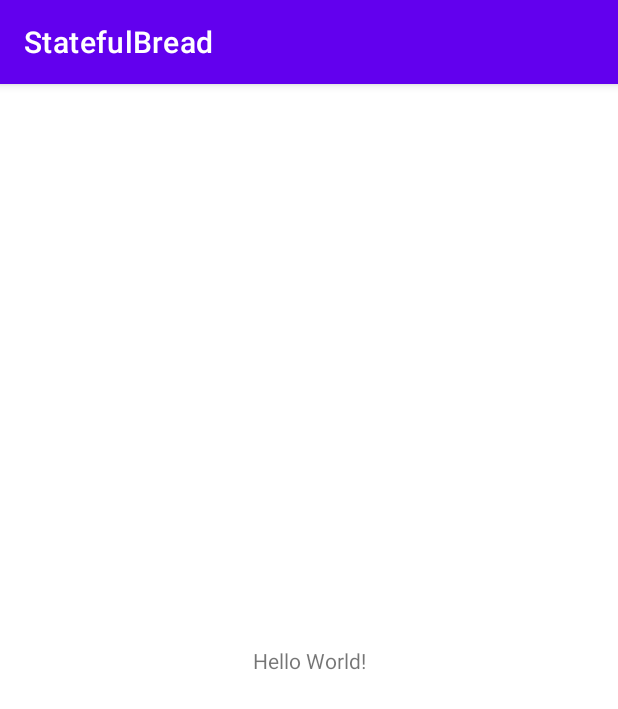
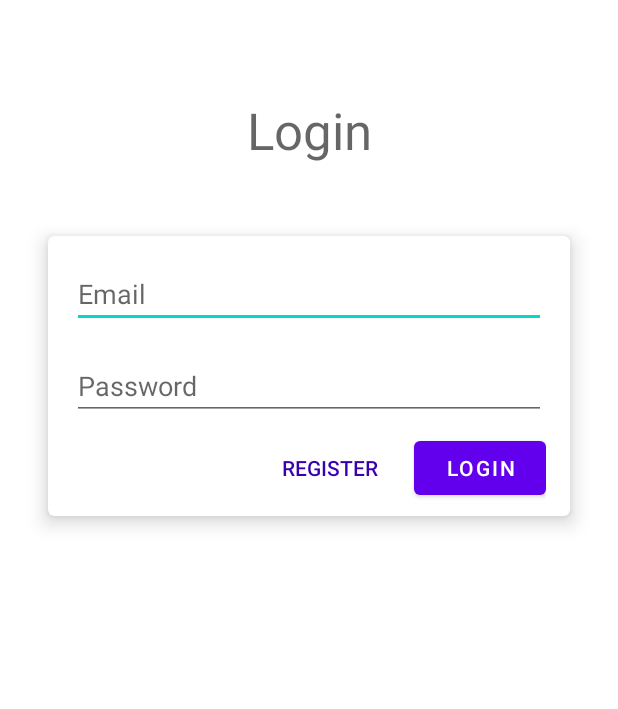
Before and after one commit to Matthew-Shannon/StatefulBread, an Android app: the screen it shows after launch (MainActivity before the commit, Login after it), on a phone screen of 412 x 824 dp. Shown: the top 709 px of the screen. Run offline under Robolectric (Android 15) with nearby library versions, the phone set to English and light mode, and no system bars.

Commit message:
Added splash, register, login, settings, and home activites

```diff
--- a/app/build.gradle
+++ b/app/build.gradle
@@ -9,12 +9,16 @@ android {
 
     defaultConfig {
         applicationId "com.matthew.statefulbread"
-        minSdkVersion 16
+        minSdkVersion 21
         targetSdkVersion 31
         versionCode 1
         versionName "1.0"
 
         testInstrumentationRunner "androidx.test.runner.AndroidJUnitRunner"
+    }
+
+    buildFeatures {
+        viewBinding true
     }
 
     buildTypes {
--- /dev/null
+++ b/app/src/main/java/com/matthew/statefulbread/App.kt
@@ -0,0 +1,27 @@
+package com.matthew.statefulbread;
+
+import android.app.Application;
+import android.content.Context
+import android.util.Log;
+import com.matthew.statefulbread.service.IPrefs
+import com.matthew.statefulbread.service.Prefs
+
+
+class App : Application() {
+
+    lateinit var prefs: IPrefs
+
+    @Override
+    override fun onCreate() {
+        super.onCreate()
+        Log.d(TAG, "onCreate")
+        prefs = Prefs.def(this)
+    }
+
+    companion object {
+        fun castToApp(context: Context): App {
+            return context.applicationContext as App
+        }
+    }
+
+}
--- /dev/null
+++ b/app/src/main/java/com/matthew/statefulbread/Extensions.kt
@@ -0,0 +1,14 @@
+package com.matthew.statefulbread
+
+import android.app.Activity
+import android.content.Context
+import android.view.View
+import android.view.inputmethod.InputMethodManager
+
+val Any.TAG: String
+    get() = "ASDF ${javaClass.simpleName}"
+        .let { if (it.length <= 23) it else it.substring(0, 23) }
+
+fun Context.hideKeyboard(view: View) =
+    (getSystemService(Activity.INPUT_METHOD_SERVICE) as InputMethodManager)
+        .hideSoftInputFromWindow(view.windowToken, 0)
--- a/app/src/main/java/com/matthew/statefulbread/MainActivity.kt
+++ /dev/null
@@ -1,11 +0,0 @@
-package com.matthew.statefulbread
-
-import androidx.appcompat.app.AppCompatActivity
-import android.os.Bundle
-
-class MainActivity : AppCompatActivity() {
-    override fun onCreate(savedInstanceState: Bundle?) {
-        super.onCreate(savedInstanceState)
-        setContentView(R.layout.activity_main)
-    }
-}
--- /dev/null
+++ b/app/src/main/java/com/matthew/statefulbread/service/Prefs.kt
@@ -0,0 +1,40 @@
+package com.matthew.statefulbread.service
+
+import android.content.Context
+import android.content.SharedPreferences
+
+
+interface IPrefs {
+
+    fun getString(key: String): String
+    fun setString(key: String, value: String)
+
+    fun getBoolean(key: String): Boolean
+    fun setBoolean(key: String, value: Boolean)
+
+    fun getInt(key: String): Int
+    fun setInt(key: String, value: Int)
+
+    fun clear()
+}
+
+class Prefs(val sharedPrefs: SharedPreferences) : IPrefs {
+
+    override fun getString(key: String): String = sharedPrefs.getString(key, "") ?: ""
+    override fun setString(key: String, value: String) = sharedPrefs.edit().putString(key, value).apply()
+
+    override fun getBoolean(key: String): Boolean = sharedPrefs.getBoolean(key, false)
+    override fun setBoolean(key: String, value: Boolean) = sharedPrefs.edit().putBoolean(key, value).apply()
+
+    override fun getInt(key: String): Int = sharedPrefs.getInt(key, 0)
+    override fun setInt(key: String, value: Int) = sharedPrefs.edit().putInt(key, value).apply()
+
+    override fun clear() = sharedPrefs.edit().clear().apply()
+
+    companion object {
+        fun def(context: Context): IPrefs {
+            return Prefs(context.getSharedPreferences("Bread", Context.MODE_PRIVATE))
+        }
+    }
+
+}
--- /dev/null
+++ b/app/src/main/java/com/matthew/statefulbread/view/Login.kt
@@ -0,0 +1,49 @@
+package com.matthew.statefulbread.view
+
+import android.content.Intent
+import android.os.Bundle
+import android.util.Log
+import androidx.appcompat.app.AppCompatActivity
+import com.matthew.statefulbread.App
+import com.matthew.statefulbread.TAG
+import com.matthew.statefulbread.databinding.ActivityLoginBinding
+import com.matthew.statefulbread.hideKeyboard
+import com.matthew.statefulbread.service.IPrefs
+
+class Login : AppCompatActivity() {
+
+    private lateinit var binding: ActivityLoginBinding
+    private val prefs: IPrefs by lazy { App.castToApp(this).prefs }
+
+    override fun onCreate(bundle: Bundle?) {
+        super.onCreate(bundle)
+        Log.d(TAG, "onCreate")
+        binding = ActivityLoginBinding.inflate(layoutInflater)
+        setContentView(binding.root)
+        supportActionBar?.hide()
+    }
+
+    override fun onStart() {
+        super.onStart()
+        Log.d(TAG, "onStart")
+        binding.registerButton.setOnClickListener { navToRegister() }
+        binding.loginButton.setOnClickListener { onSubmit() }
+    }
+
+    private fun navToHome() = startActivity(Intent(this, Home::class.java))
+
+    private fun navToRegister() = startActivity(Intent(this, Register::class.java))
+
+    private fun onSubmit() {
+        hideKeyboard(binding.root)
+        val email = binding.emailEditText.text?.trim()?.toString() ?: ""
+        val password = binding.passwordEditText.text?.trim()?.toString() ?: ""
+
+        if (email.isEmpty()) { binding.emailEditText.error = "Blank Email Address"; return }
+        if (!email.contains("@")) { binding.emailEditText.error = "Invalid Email Address"; return }
+        if (password.isEmpty()) { binding.passwordEditText.error = "Blank Password"; return }
+        if (email != prefs.getString("email") || password != prefs.getString("password")) { binding.emailEditText.error = "Incorrect Credentials"; return }
+        navToHome()
+    }
+
+}
--- /dev/null
+++ b/app/src/main/java/com/matthew/statefulbread/view/Splash.kt
@@ -0,0 +1,35 @@
+package com.matthew.statefulbread.view
+
+import android.content.Intent
+import android.os.Bundle
+import android.util.Log
+import androidx.appcompat.app.AppCompatActivity
+import com.matthew.statefulbread.App
+import com.matthew.statefulbread.TAG
+import com.matthew.statefulbread.databinding.ActivitySplashBinding
+import com.matthew.statefulbread.service.IPrefs
+
+class Splash : AppCompatActivity() {
+
+    private val prefs: IPrefs by lazy { App.castToApp(this).prefs }
+    private lateinit var binding: ActivitySplashBinding
+
+    override fun onCreate(bundle: Bundle?) {
+        super.onCreate(bundle)
+        Log.d(TAG, "onCreate")
+        binding = ActivitySplashBinding.inflate(layoutInflater)
+        setContentView(binding.root)
+        supportActionBar?.hide()
+    }
+
+    override fun onStart() {
+        super.onStart()
+        Log.d(TAG, "onStart")
+        if (prefs.getString("email") != "") navToHome() else navToLogin()
+    }
+
+    private fun navToHome() = startActivity(Intent(this, Home::class.java))
+
+    private fun navToLogin() = startActivity(Intent(this, Login::class.java))
+
+}
--- a/app/src/main/res/layout/activity_main.xml
+++ b/app/src/main/res/layout/activity_home.xml
@@ -4,12 +4,13 @@
     xmlns:tools="http://schemas.android.com/tools"
     android:layout_width="match_parent"
     android:layout_height="match_parent"
-    tools:context=".MainActivity">
+    tools:context=".view.Splash">
 
-    <TextView
+    <Button
+        android:id="@+id/settingsButton"
         android:layout_width="wrap_content"
         android:layout_height="wrap_content"
-        android:text="Hello World!"
+        android:text="Settings"
         app:layout_constraintBottom_toBottomOf="parent"
         app:layout_constraintLeft_toLeftOf="parent"
         app:layout_constraintRight_toRightOf="parent"
--- /dev/null
+++ b/app/src/main/res/layout/activity_login.xml
@@ -0,0 +1,87 @@
+<?xml version="1.0" encoding="utf-8"?>
+<androidx.constraintlayout.widget.ConstraintLayout xmlns:android="http://schemas.android.com/apk/res/android"
+    xmlns:app="http://schemas.android.com/apk/res-auto"
+    xmlns:tools="http://schemas.android.com/tools"
+    android:layout_width="match_parent"
+    android:layout_height="match_parent"
+    tools:context=".view.Login">
+
+    <TextView
+        android:id="@+id/title"
+        android:layout_width="wrap_content"
+        android:layout_height="wrap_content"
+        android:layout_marginTop="64dp"
+        android:gravity="center"
+        android:text="Login"
+        android:textAlignment="center"
+        android:textAppearance="@android:style/TextAppearance.Material.Display1"
+        app:layout_constraintEnd_toEndOf="parent"
+        app:layout_constraintStart_toStartOf="parent"
+        app:layout_constraintTop_toTopOf="parent" />
+
+    <androidx.cardview.widget.CardView
+        android:layout_width="match_parent"
+        android:layout_height="wrap_content"
+        android:layout_marginTop="48dp"
+        android:layout_marginStart="32dp"
+        android:layout_marginEnd="32dp"
+        app:cardElevation="8dp"
+        app:cardCornerRadius="4dp"
+        app:layout_constraintEnd_toEndOf="parent"
+        app:layout_constraintStart_toStartOf="parent"
+        app:layout_constraintTop_toBottomOf="@+id/title">
+
+        <androidx.appcompat.widget.LinearLayoutCompat
+            android:layout_width="match_parent"
+            android:layout_height="wrap_content"
+            android:layout_margin="8dp"
+            android:orientation="vertical">
+
+            <com.google.android.material.textfield.TextInputEditText
+                android:id="@+id/emailEditText"
+                android:layout_width="match_parent"
+                android:layout_height="match_parent"
+                android:layout_margin="8dp"
+                android:hint="Email"/>
+
+            <com.google.android.material.textfield.TextInputEditText
+                android:id="@+id/passwordEditText"
+                android:layout_width="match_parent"
+                android:layout_height="match_parent"
+                android:inputType="textPassword"
+                android:layout_margin="8dp"
+                android:layout_marginBottom="0dp"
+                android:hint="Password"/>
+
+            <androidx.appcompat.widget.LinearLayoutCompat
+                android:layout_width="match_parent"
+                android:layout_height="wrap_content"
+                android:orientation="horizontal"
+                android:layout_marginEnd="8dp"
+                android:gravity="end">
+
+                <com.google.android.material.button.MaterialButton
+                    android:id="@+id/registerButton"
+                    android:layout_width="wrap_content"
+                    android:layout_height="wrap_content"
+                    android:layout_marginEnd="4dp"
+                    style="@style/Widget.AppCompat.Button.Borderless"
+                    android:textColor="@color/purple_700"
+                    android:text="Register"/>
+
+                <com.google.android.material.button.MaterialButton
+                    android:id="@+id/loginButton"
+                    android:layout_width="wrap_content"
+                    android:layout_height="wrap_content"
+                    android:layout_marginStart="4dp"
+                    android:text="Login"/>
+
+            </androidx.appcompat.widget.LinearLayoutCompat>
+
+        </androidx.appcompat.widget.LinearLayoutCompat>
+
+
+    </androidx.cardview.widget.CardView>
+
+
+</androidx.constraintlayout.widget.ConstraintLayout>
--- a/build.gradle
+++ b/build.gradle
@@ -18,7 +18,6 @@ allprojects {
     repositories {
         google()
         mavenCentral()
-        jcenter() // Warning: this repository is going to shut down soon
     }
 }
 
```
Also changed, not shown: app/src/main/AndroidManifest.xml (+9 -2 lines), app/src/main/java/com/matthew/statefulbread/view/Home.kt (added, +35 -0 lines), app/src/main/java/com/matthew/statefulbread/view/Register.kt (added, +55 -0 lines), app/src/main/java/com/matthew/statefulbread/view/Settings.kt (added, +65 -0 lines), app/src/main/res/layout/activity_register.xml (added, +101 -0 lines), app/src/main/res/layout/activity_settings.xml (added, +31 -0 lines), app/src/main/res/layout/activity_splash.xml (added, +9 -0 lines), app/src/main/res/layout/cell_settings.xml (added, +16 -0 lines), 1 other file.
